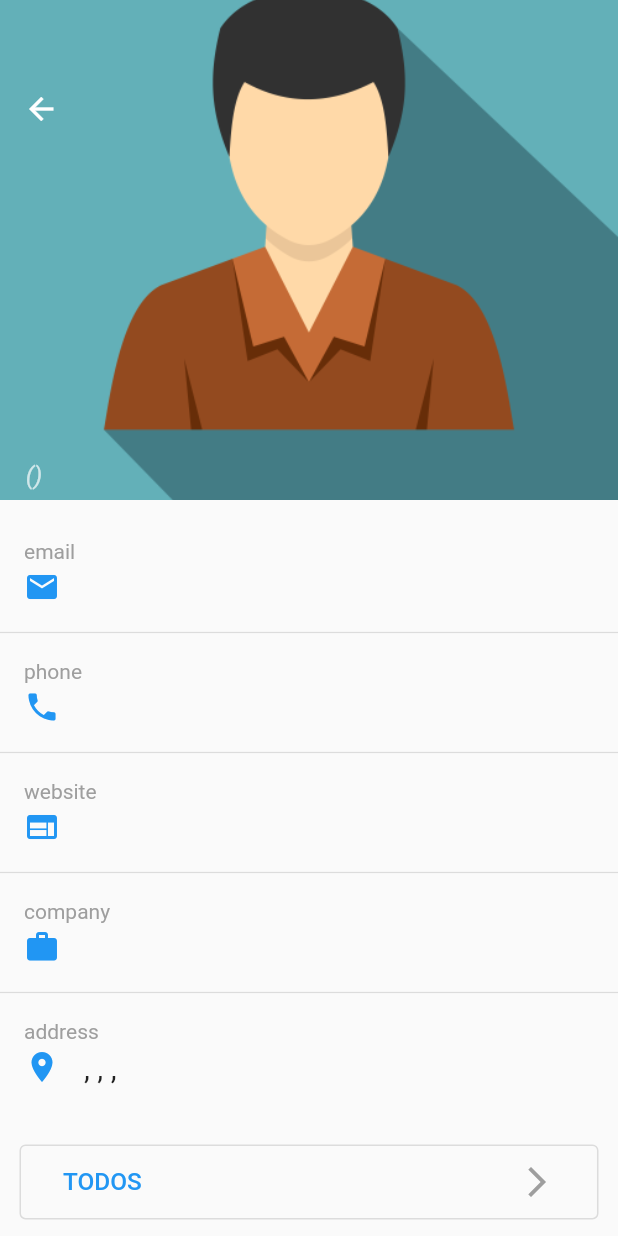
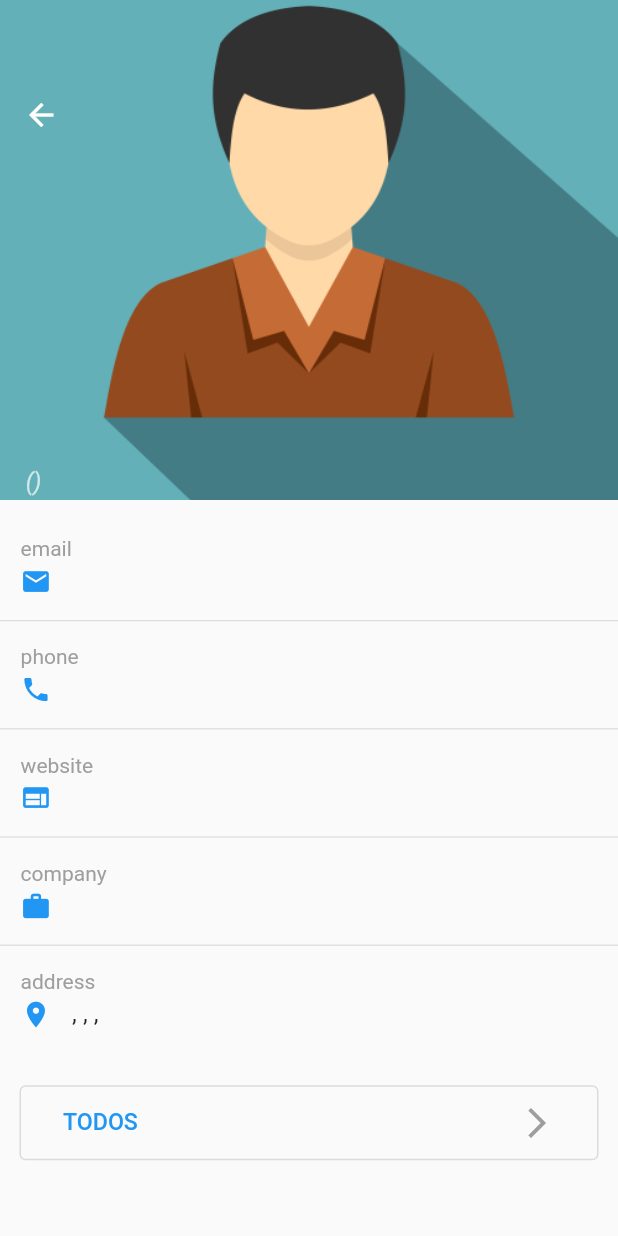
Before and after one commit to DSdevelope/FinalProject, a Flutter app: the UserDetailScreen screen opened directly with empty values, on a phone screen of 412 x 824 dp. Run offline on Flutter 3.47's test engine with Material 2 defaults, Android fonts, the light colour scheme and no system bars; our stand-ins replace flutter_screenutil.

Commit message:
screen utils add

```diff
--- a/lib/main.dart
+++ b/lib/main.dart
@@ -18,14 +18,14 @@ class MyApp extends StatelessWidget {
   Widget build(BuildContext context) {
     return ScreenUtilInit(
       designSize: const Size(480, 1013.33),
-      minTextAdapt: true,
+      minTextAdapt: false,
       builder: () =>
           MaterialApp(
             title: 'Final Project',
             theme: ThemeData(
               primarySwatch: Colors.blue,
             ),
-            initialRoute: Screens.users,
+            initialRoute: Screens.auth,
             routes: {
               Screens.auth: (context) => const AuthScreen(),
               Screens.users: (context) => const UsersListScreen(),
--- a/lib/screens/user_detail_screen.dart
+++ b/lib/screens/user_detail_screen.dart
@@ -29,14 +29,14 @@ class UserDetailScreen extends StatelessWidget {
                   height: 410.h,
                   decoration: const BoxDecoration(
                       image: DecorationImage(
-                          fit: BoxFit.fitWidth,
+                          fit: BoxFit.fill,
                           image: AssetImage('assets/avatar.png')
                       )
                   ),
                   child: Stack(
                     children: [
                       Positioned(
-                        top: 60.h,
+                        top: 65.h,
                         left: 4.w,
                         child: IconButton(
                           onPressed: () {
@@ -47,7 +47,7 @@ class UserDetailScreen extends StatelessWidget {
                       Align(
                         alignment: Alignment.bottomLeft,
                         child: Padding(
-                          padding: EdgeInsets.only(left: 20.w, bottom: 8.h),
+                          padding: EdgeInsets.only(left: 20.w, bottom: 3.h),
                           child: Column(
                             crossAxisAlignment: CrossAxisAlignment.start,
                             mainAxisSize: MainAxisSize.min,
@@ -57,10 +57,9 @@ class UserDetailScreen extends StatelessWidget {
                                       fontSize: 26.sp,
                                       color: Colors.white,
                                       fontWeight: FontWeight.bold)),
-                              SizedBox(width: 3.w),
                               Text('(${user.username})',
                                   style: TextStyle(
-                                    fontSize: 20.sp,
+                                    fontSize: 18.sp,
                                     fontStyle: FontStyle.italic,
                                     color: Colors.white70,
                                   )
@@ -124,7 +123,7 @@ class UserDetailScreen extends StatelessWidget {
                       padding: EdgeInsets.all(16.0.r),
                       child: Row(
                         children: [
-                          Text(Strings.todos, style: TextStyle(fontSize: 20.sp)
+                          Text(Strings.todos, style: TextStyle(fontSize: 18.sp)
                           ),
                           const Spacer(),
                           const Icon(Icons.arrow_forward_ios, color: Colors.grey),
@@ -202,7 +201,7 @@ class UserDetailScreen extends StatelessWidget {
             }
             return Container(
               padding: EdgeInsets.all(20.r),
-              height: MediaQuery.of(context).size.height * 0.93.h,
+              height: MediaQuery.of(context).size.height * 0.9,
               decoration: BoxDecoration(
                 color: Colors.white,
                 borderRadius: BorderRadius.only(
--- a/lib/utils/strings.dart
+++ b/lib/utils/strings.dart
@@ -1,10 +1,9 @@
 abstract class Strings {
-  static const String phoneNumberLogin = '9202587151';
-  static const String passwordLogin = 'student';
-  static const String enterPhoneNumber = 'Введите номер телефона (10 цифр)';
+  static const String phoneNumberDefault = '9202587151';
+  static const String passwordDefault = 'student';
   static const String phone = 'Телефон';
   static const String password = 'Пароль (не менее 6 символов)';
-  static const String enter = 'Войти';
+  static const String login = 'Войти';
   static const String registration = 'Регистрация';
   static const String forgotPassword = 'Забыли пароль?';
   static const String phoneIncorrect = 'Введён неверный номер телефона';
--- a/lib/widgets/user_info_tile.dart
+++ b/lib/widgets/user_info_tile.dart
@@ -1,4 +1,5 @@
 import 'package:flutter/material.dart';
+import 'package:flutter_screenutil/flutter_screenutil.dart';
 
 class UserInfoTile extends StatelessWidget {
   const UserInfoTile({
@@ -14,9 +15,9 @@ class UserInfoTile extends StatelessWidget {
   @override
   Widget build(BuildContext context) {
     return Padding(
-      padding: const EdgeInsets.symmetric(
-        horizontal: 16.0,
-        vertical: 10.0),
+      padding: EdgeInsets.symmetric(
+        horizontal: 16.0.w,
+        vertical: 10.0.h),
       child: Column(
         crossAxisAlignment: CrossAxisAlignment.start,
         children: [
@@ -24,16 +25,16 @@ class UserInfoTile extends StatelessWidget {
             title,
             style: const TextStyle(color: Colors.grey),
           ),
-          const SizedBox(height: 4),
+          SizedBox(height: 4.h),
           Row(
             children: [
-              Icon(icon, color: Colors.blue),
-              const SizedBox(width: 16),
+              Icon(icon, color: Colors.blue, size: 24.w),
+              SizedBox(width: 16.w),
               Expanded(
                 child: Text(
                   body,
-                  style: const TextStyle(
-                    fontSize: 20,
+                  style: TextStyle(
+                    fontSize: 19.sp,
                   ),
                 ),
               ),
```
Also changed, not shown: lib/screens/auth_screen.dart (+40 -45 lines), lib/screens/todos_screen.dart (deleted, +0 -10 lines), lib/widgets/user_list_tile.dart (+5 -6 lines).
